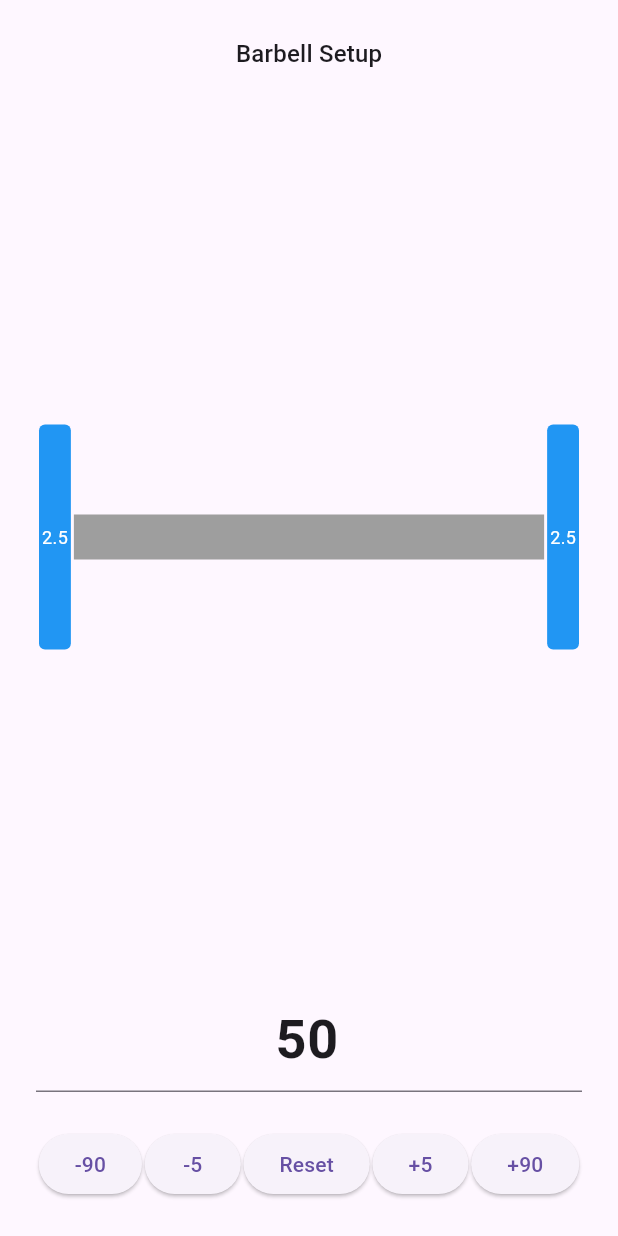
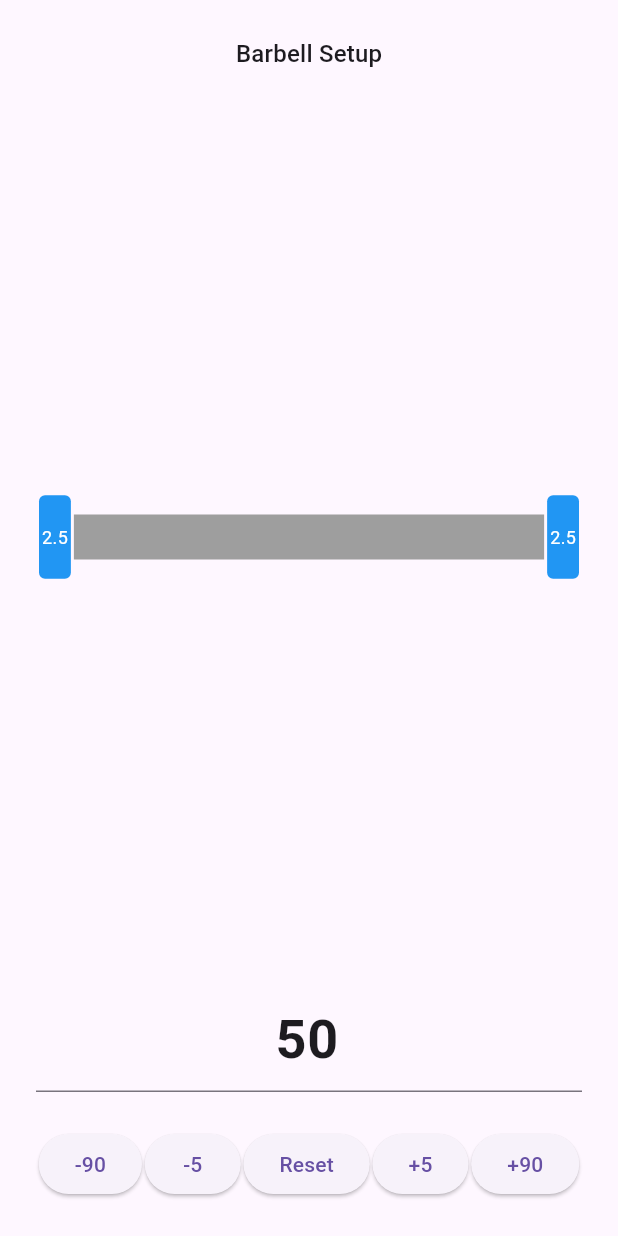
Before and after one commit to Baggins5066/barbellCalculator, a Flutter app: the screen it shows after launch, item 4 of the bottom bar chosen, on a phone screen of 412 x 824 dp. Run offline on Flutter 3.47's test engine with Material 3 defaults, Android fonts, the phone set to English and light mode, and no system bars.

Commit message:
Plates have different sizes

```diff
--- a/barbell_calculator/lib/main.dart
+++ b/barbell_calculator/lib/main.dart
@@ -69,10 +69,12 @@ class _BarbellCalculatorHomeState extends State<BarbellCalculatorHome> {
 
   Widget buildPlate(double weight) {
     String display = weight % 1 == 0 ? weight.toInt().toString() : weight.toString();
+    double plateHeight = 50 + (weight / 45) * 100; // Base height of 50, scales with weight
+    double plateWidth = 20 + weight / 2; // Scales width with weight
     return Container(
       margin: const EdgeInsets.symmetric(horizontal: 2),
-      width: 20 + weight / 2,
-      height: 150,
+      width: plateWidth,
+      height: plateHeight,
       decoration: BoxDecoration(
         color: Colors.blue,
         borderRadius: BorderRadius.circular(4),
```
